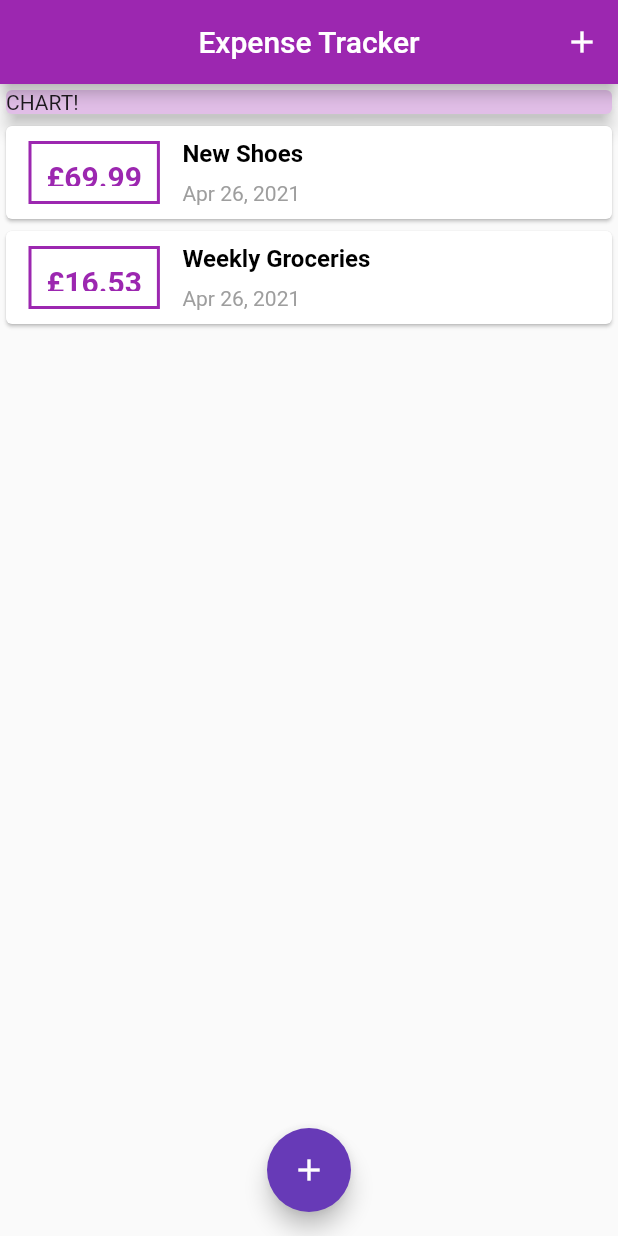
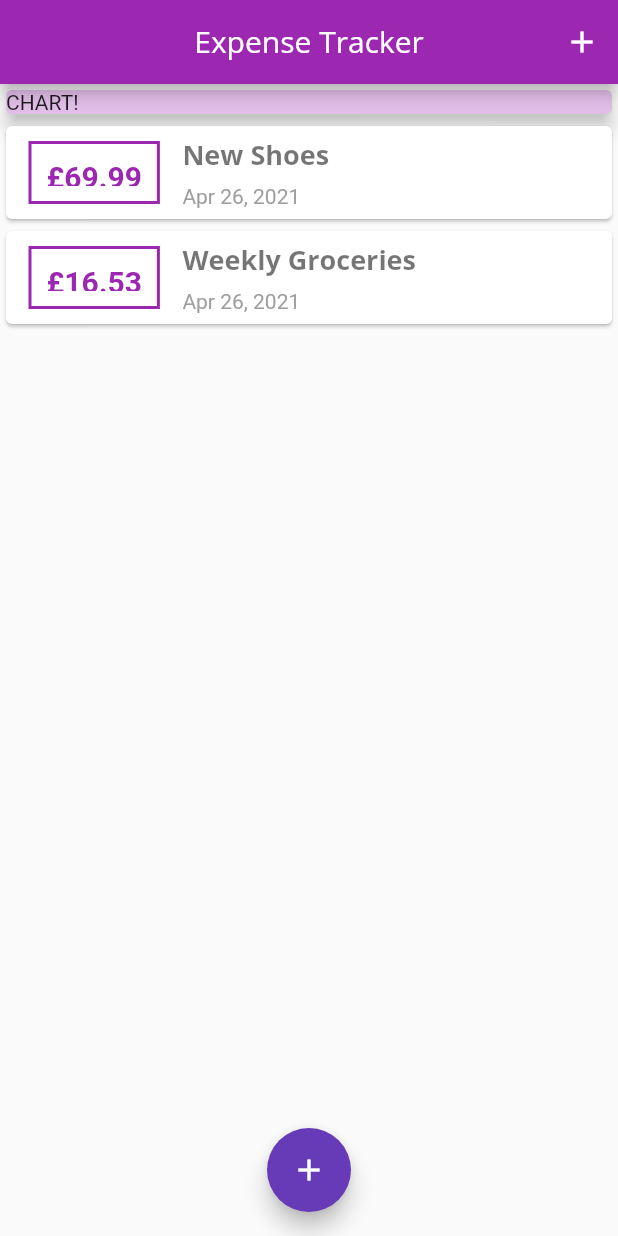
Before and after one commit to aroran1/expense_tracker_app, a Flutter app: the screen it shows after launch, on a phone screen of 412 x 824 dp. Run offline on Flutter 3.47's test engine with Material 2 defaults, Android fonts, the phone set to English and light mode, and no system bars.

Commit message:
added fonts and images

```diff
--- a/lib/main.dart
+++ b/lib/main.dart
@@ -33,7 +33,27 @@ class _MyAppState extends State<MyApp> {
           // Notice that the counter didn't reset back to zero; the application
           // is not restarted.
           primarySwatch: Colors.purple,
-          accentColor: Colors.deepPurple),
+          accentColor: Colors.deepPurple,
+          fontFamily: 'Quicksand',
+          textTheme: ThemeData.light().textTheme.copyWith(
+                headline3: TextStyle(
+                    fontFamily: 'OpenSans',
+                    fontSize: 18,
+                    fontWeight: FontWeight.bold),
+                bodyText1: TextStyle(
+                  fontFamily: 'OpenSans',
+                  fontSize: 20,
+                  fontWeight: FontWeight.bold,
+                ),
+              ),
+          appBarTheme: AppBarTheme(
+            textTheme: ThemeData.light().textTheme.copyWith(
+                  headline6: TextStyle(
+                    fontFamily: 'OpenSans',
+                    fontSize: 20,
+                  ),
+                ),
+          )),
       // home: MyHomePage(title: 'Flutter Demo Home Page'),
       home: MyHomePage(),
     );
@@ -91,7 +111,8 @@ class _MyHomePageState extends State<MyHomePage> {
   Widget build(BuildContext context) {
     return Scaffold(
       appBar: AppBar(
-        title: Text('Expense Tracker'),
+        title:
+            Text('Expense Tracker', style: TextStyle(fontFamily: 'OpenSans')),
         centerTitle: true,
         actions: <Widget>[
           IconButton(
--- a/lib/widgets/transaction_list.dart
+++ b/lib/widgets/transaction_list.dart
@@ -16,7 +16,26 @@ class TransactionalList extends StatelessWidget {
     // ListView.builder: []) comes with itemBuider: (builderContext (returns the item), index as int) and itemCount: XYZ.length so it can count upfornt the item that'll be visible
     return Container(
       height: 450,
-      child: ListView.builder(
+      child: transactions.isEmpty
+          ? Column(
+              children: <Widget>[
+                SizedBox(height: 40),
+                Text(
+                  'No transactions added yet!',
+                  style: Theme.of(context).textTheme.bodyText1,
+                  // style: TextStyle(backgroundColor: Colors.black87)
+                ),
+                SizedBox(height: 40),
+                Container(
+                  height: 200,
+                  child: Image.asset(
+                    'assets/images/waiting.png',
+                    fit: BoxFit.fill,
+                  ),
+                ),
+              ],
+            )
+          : ListView.builder(
               itemBuilder: (context, index) {
                 return Card(
                   child: Row(
@@ -48,14 +67,17 @@ class TransactionalList extends StatelessWidget {
                         children: <Widget>[
                           Text(
                             transactions[index].title.toString(),
-                      style: TextStyle(
-                        fontWeight: FontWeight.bold,
-                        fontSize: 16,
-                        color: Colors.black,
-                      ),
+                            style: Theme.of(context).textTheme.headline3,
+                            // style: TextStyle(
+                            //   fontWeight: FontWeight.bold,
+                            //   fontSize: 16,
+                            //   color: Colors.black,
+                            // ),
                           ),
                           Text(
-                      DateFormat().add_yMMMd().format(transactions[index].date),
+                            DateFormat()
+                                .add_yMMMd()
+                                .format(transactions[index].date),
                             style: TextStyle(
                               color: Colors.grey,
                             ),
```
Also changed, not shown: pubspec.yaml (+24 -13 lines), assets/fonts/OpenSans-Bold.ttf (added), assets/fonts/OpenSans-Regular.ttf (added), assets/fonts/Quicksand-Bold.ttf (added), assets/fonts/Quicksand-Light.ttf (added), assets/fonts/Quicksand-Medium.ttf (added), assets/fonts/Quicksand-Regular.ttf (added), assets/images/waiting.png (added). Lines whose indentation alone changed are shown as unchanged.
